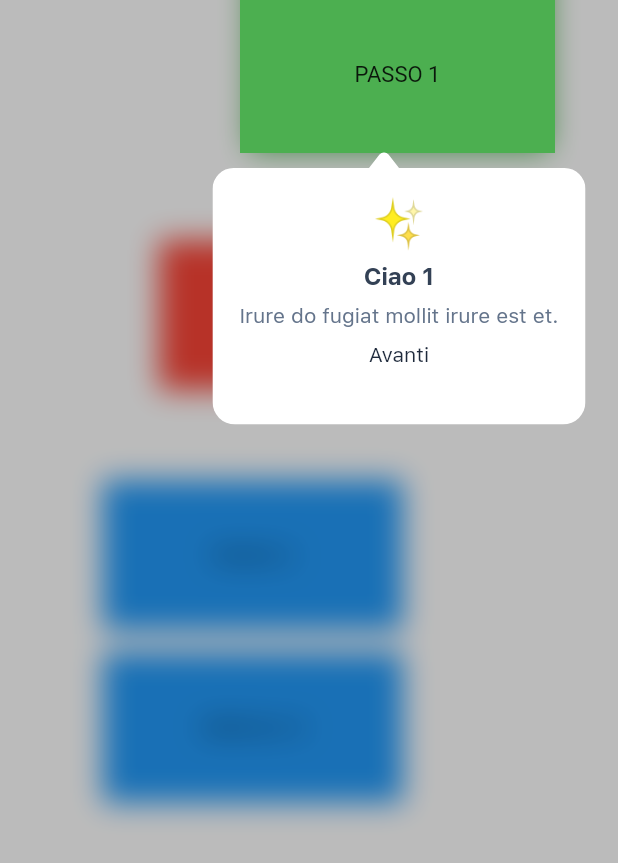
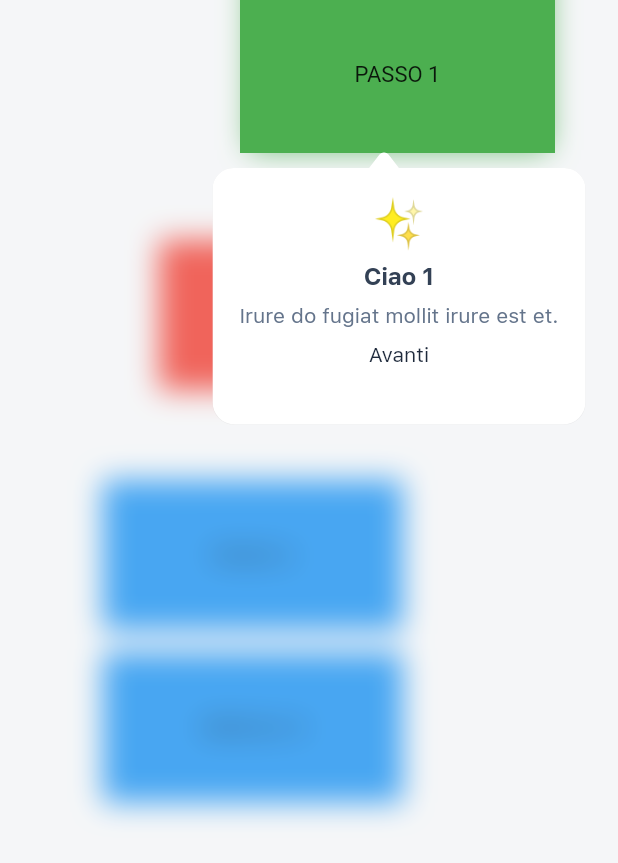
Before and after one commit to zwap-in/zwap_design_system, a Flutter app: the ZwapTutorialOverlayStory widget shown alone on an empty page, opened directly, after a tap on "PASSO 1", on a phone screen of 412 x 824 dp. Shown: the top 863 px of the screen. Run offline on Flutter 3.47's test engine with Material 2 defaults, Android fonts, the phone set to English and light mode, and no system bars; our stand-ins replace flutter_svg, font_awesome_flutter, google_fonts, oktoast, percent_indicator, shared_preferences; missing offline and left inert: dart:html, linked_scroll_controller, taastrap, zwap_utils; accounts and stored records are empty; project files that could hold a hidden picture were left out.

Commit message:
Added new feature to zwap tutorial overlay widget to resize blurred area (0.1.681)

```diff
--- a/example/example/lib/stories/zwap_tutorial_overlay_story.dart
+++ b/example/example/lib/stories/zwap_tutorial_overlay_story.dart
@@ -62,6 +62,7 @@ class _ZwapTutorialOverlayStoryState extends State<ZwapTutorialOverlayStory> {
           )
         ],
         child: Center(
+          key: _controller.registerTutorialStepBackgroundRegion(0),
           child: Column(
             children: [
               Container(
@@ -131,7 +132,7 @@ class _ZwapTutorialOverlayStoryState extends State<ZwapTutorialOverlayStory> {
                     uniqueKey: GlobalKey(),
                     fadeOutDuration: const Duration(milliseconds: 100),
                     builder: (_) => ZwapSimpleTutorialWidget(
-                      overlayOffset: const Offset(-130 , 5),
+                      overlayOffset: const Offset(-130, 5),
                       focusWidgetWrapper: (context, child) => ChangeNotifierProvider.value(
                         value: _fakeProvider,
                         child: child,
--- a/lib/molecules/tutorial_overlay/models/zwap_tutorial_controller.dart
+++ b/lib/molecules/tutorial_overlay/models/zwap_tutorial_controller.dart
@@ -22,6 +22,12 @@ class ZwapTutorialController {
   final InsertOverlayCallback insertOverlayCallback;
 
   List<GlobalKey> _focusWidgetKeys = [];
+
+  /// Contains the keys related to the same index [_focusWidgetKey]
+  ///
+  /// Those keys are used to blur only a region of the screen
+  List<GlobalKey?> _blurRegionKeys = [];
+
   int? _currentStep;
   OverlayEntry? _entry;
 
@@ -29,7 +35,9 @@ class ZwapTutorialController {
   //? in this map and build the real list only on when start method have been called
   Map<int, GlobalKey> _tmpKeys = {};
 
-  ZwapTutorialController({required this.steps, this.betweenStepCallback, required this.insertOverlayCallback});
+  ZwapTutorialController({required this.steps, this.betweenStepCallback, required this.insertOverlayCallback}) {
+    this._blurRegionKeys = List.generate(steps.length, (index) => null);
+  }
 
   void _buildFocusWidgetKeysList() {
     //? Check if the registered values and the steps list are compactible
@@ -47,7 +55,10 @@ class ZwapTutorialController {
     _currentStep = startFrom ?? 0;
     final ZwapTutorialStep _firstStep = steps[_currentStep!];
 
-    _entry?.remove();
+    if (_entry != null) {
+      if (_entry!.mounted) _entry!.remove();
+      _entry = null;
+    }
 
     _entry = ZwapTutorialOverlayEntry(
       uniqueKey: GlobalKey(),
@@ -64,6 +75,7 @@ class ZwapTutorialController {
         showClose: _firstStep.showClose,
         showEnd: _currentStep! + 1 == steps.length,
         width: _firstStep.width,
+        blurRegion: _blurRegionKeys[_currentStep!],
       ),
     );
 
@@ -74,6 +86,12 @@ class ZwapTutorialController {
   GlobalKey<_ZwapTutorialOverlayWrapperState> registerTutorialStep(int stepNumber) {
     final GlobalKey<_ZwapTutorialOverlayWrapperState> _key = GlobalKey();
     _tmpKeys[stepNumber] = _key;
+    return _key;
+  }
+
+  GlobalKey registerTutorialStepBackgroundRegion(int stepNumber) {
+    final GlobalKey<_ZwapTutorialOverlayWrapperState> _key = GlobalKey();
+    _blurRegionKeys[stepNumber] = _key;
     return _key;
   }
 
@@ -108,6 +126,7 @@ class ZwapTutorialController {
       uniqueKey: GlobalKey(),
       builder: (_) => ZwapComplexTutorialWidget(
         focusWidgetKey: _focusWidgetKeys[_currentStep!],
+        blurRegion: _blurRegionKeys[_currentStep!],
         child: _nextStep.content,
         backgroundColor: _nextStep.backgroundColor,
         height: _nextStep.height,
--- a/lib/molecules/tutorial_overlay/zwap_complex_tutorial_widget.dart
+++ b/lib/molecules/tutorial_overlay/zwap_complex_tutorial_widget.dart
@@ -39,6 +39,9 @@ class ZwapComplexTutorialWidget extends StatefulWidget {
   /// Called when the close icon is pressed
   final Function()? onClose;
 
+  /// If not null, the related widget will be used as constraints for the blurred region
+  final GlobalKey? blurRegion;
+
   const ZwapComplexTutorialWidget({
     Key? key,
     required this.focusWidgetKey,
@@ -54,6 +57,7 @@ class ZwapComplexTutorialWidget extends StatefulWidget {
     this.onClose,
     this.showClose = false,
     this.overlayOffset = Offset.zero,
+    this.blurRegion,
   }) : super(key: key);
 
   @override
@@ -83,8 +87,6 @@ class _ZwapComplexTutorialWidgetState extends State<ZwapComplexTutorialWidget> w
       upperBound: 1,
     )..forward();
 
-
-
     if (widget.width == null) WidgetsBinding.instance.addPostFrameCallback((_) => setState(() {}));
   }
 
@@ -93,6 +95,14 @@ class _ZwapComplexTutorialWidgetState extends State<ZwapComplexTutorialWidget> w
     final double _topOffset = _focusWidgetOffset.dy + _focusWidgetSize.height;
     final double _leftOffset = _focusWidgetOffset.dx + (_focusWidgetSize.width - (widget.width ?? _stepWidgetKey.globalPaintBounds?.width ?? 0)) / 2;
 
+    Rect? _blurRegion;
+
+    if (widget.blurRegion != null) {
+      _blurRegion = widget.blurRegion!.globalPaintBounds;
+    }
+
+    print(widget.blurRegion);
+    print(_blurRegion);
     return Material(
       color: Colors.transparent,
       child: Container(
@@ -100,13 +110,32 @@ class _ZwapComplexTutorialWidgetState extends State<ZwapComplexTutorialWidget> w
         height: MediaQuery.of(context).size.height,
         child: Stack(
           children: [
-            GestureDetector(
-              onTap: widget.showClose ? widget.onClose : null,
-              child: ZwapTutorialAnimatedBackgroundBlur(
-                duration: const Duration(milliseconds: 300),
-                sigma: 10,
+            if (_blurRegion == null)
+              Positioned(
+                child: GestureDetector(
+                  onTap: widget.showClose ? widget.onClose : null,
+                  child: ZwapTutorialAnimatedBackgroundBlur(
+                    duration: const Duration(milliseconds: 300),
+                    sigma: 10,
+                  ),
+                ),
+              )
+            else
+              Positioned.fromRect(
+                rect: _blurRegion,
+                child: GestureDetector(
+                  onTap: widget.showClose ? widget.onClose : null,
+                  child: Container(
+                    clipBehavior: Clip.hardEdge,
+                    decoration: BoxDecoration(color: ZwapColors.transparent),
+                    child: ZwapTutorialAnimatedBackgroundBlur(
+                      duration: const Duration(milliseconds: 300),
+                      sigma: 10,
+                      color: ZwapColors.neutral200.withOpacity(0.2),
+                    ),
+                  ),
+                ),
               ),
-            ),
             Positioned(
               top: _focusWidgetOffset.dy - 0.005 * _focusWidgetSize.height,
               left: _focusWidgetOffset.dx - 0.005 * _focusWidgetSize.width,
--- a/lib/molecules/tutorial_overlay/zwap_tutorial_overlay.dart
+++ b/lib/molecules/tutorial_overlay/zwap_tutorial_overlay.dart
@@ -1,6 +1,7 @@
 library zwap_tutorial_overlay;
 
 import 'dart:async';
+import 'dart:html';
 
 import 'package:flutter/material.dart';
 
--- a/pubspec.yaml
+++ b/pubspec.yaml
@@ -1,6 +1,6 @@
 name: zwap_design_system
 description: This is a package to build a standard design system kit for any zwap projects
-version: 0.1.680
+version: 0.1.681
 homepage: https://github.com/zwap-in/zwap_design_system
 
 environment:
```
Also changed, not shown: 1 other file.
